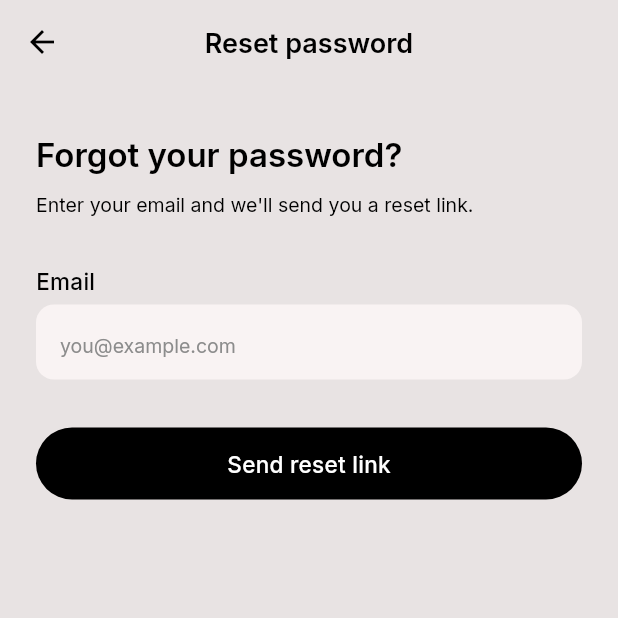
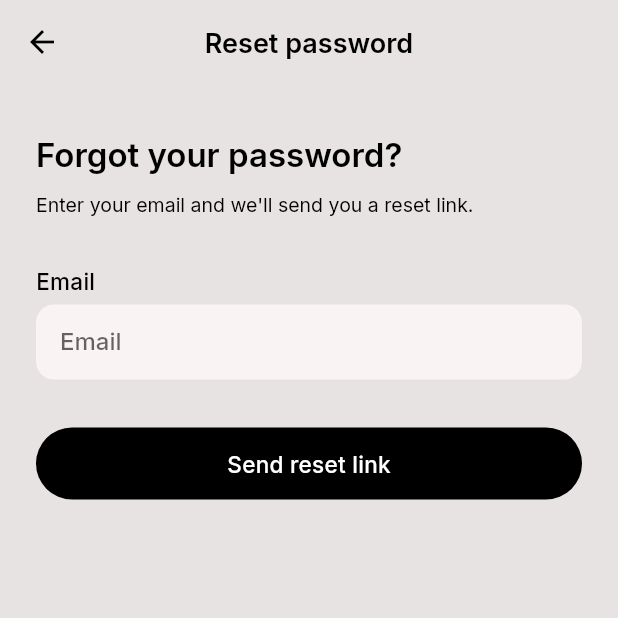
Before and after one commit to mad-g3/bikalk, a Flutter app: the PasswordResetPage screen opened directly, on a phone screen of 412 x 824 dp, the top half of it. Run offline on Flutter 3.47's test engine with Material 3 defaults, Android fonts, the light colour scheme and no system bars; our stand-ins replace cloud_firestore, equatable, firebase_auth, firebase_core, flutter_bloc, get_it and 2 more; accounts and stored records are empty.

Commit message:
refactor(auth): use labelText in AuthFormField for better accessibility

```diff
--- a/lib/features/auth/presentation/widgets/auth_form_field.dart
+++ b/lib/features/auth/presentation/widgets/auth_form_field.dart
@@ -39,7 +39,11 @@ class AuthFormField extends StatelessWidget {
           keyboardType: keyboardType,
           textInputAction: textInputAction,
           onFieldSubmitted: onFieldSubmitted,
-          decoration: InputDecoration(hintText: hint, suffixIcon: suffixIcon),
+          decoration: InputDecoration(
+            labelText: label,
+            hintText: hint,
+            suffixIcon: suffixIcon,
+          ),
         ),
       ],
     );
```
